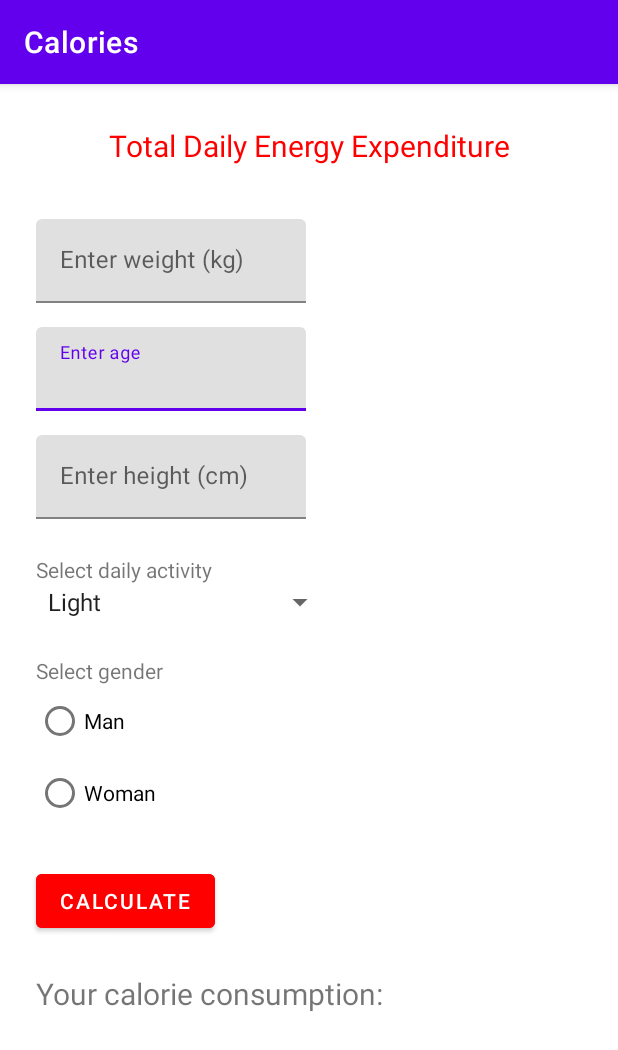
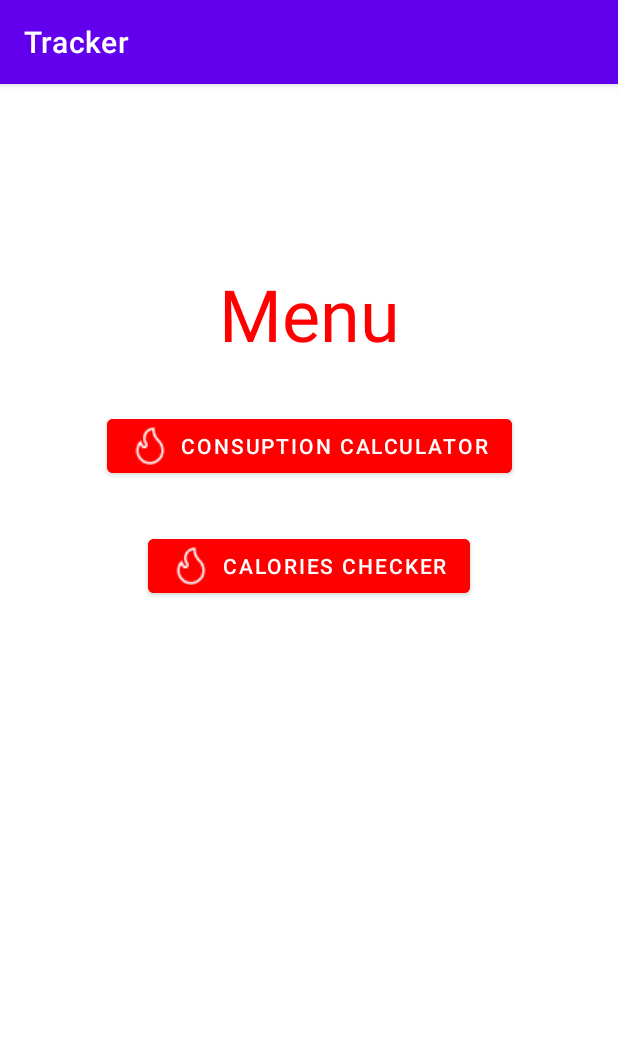
Before and after one commit to 21spo-mobile-project-g8/FitnessApp, an Android app: the HomeActivity screen opened directly, with no data from a screen before it, after a tap on "CALORIES", on a phone screen of 412 x 824 dp. Shown: the top 1050 px of the screen. Run offline under Robolectric (Android 15) with nearby library versions, the phone set to English and light mode, and no system bars.

```diff
--- a/app/build.gradle
+++ b/app/build.gradle
@@ -46,6 +46,7 @@ dependencies {
     implementation 'com.google.firebase:firebase-analytics:21.2.0'
     implementation 'com.google.android.gms:play-services-auth:20.4.1'
 
+    implementation 'com.github.bumptech.glide:glide:4.13.2'
 
     implementation 'androidx.core:core-ktx:1.9.0'
     implementation 'androidx.appcompat:appcompat:1.6.1'
@@ -58,6 +59,7 @@ dependencies {
     androidTestImplementation 'androidx.test.ext:junit:1.1.5'
     androidTestImplementation 'androidx.test.espresso:espresso-core:3.5.1'
 
+
     //RecyclerView Library
     implementation 'androidx.recyclerview:recyclerview:1.3.0'
 
@@ -65,6 +67,7 @@ dependencies {
     implementation 'com.github.bumptech.glide:glide:4.11.0'
 
     //Retrofit Library
+    implementation 'com.google.code.gson:gson:2.8.7'
     implementation 'com.squareup.retrofit2:retrofit:2.9.0'
     implementation 'com.squareup.retrofit2:converter-gson:2.9.0'
     implementation 'androidx.legacy:legacy-support-v4:1.0.0'
--- /dev/null
+++ b/app/src/main/java/com/example/fitnessapp/CaloriesHomeActivity.kt
@@ -0,0 +1,31 @@
+package com.example.fitnessapp
+
+
+import android.content.Intent
+import android.os.Bundle
+import android.widget.*
+import androidx.appcompat.app.AppCompatActivity
+import com.example.fitnessapp.nutritionapi.CheckerActivity
+
+class CaloriesHomeActivity : AppCompatActivity() {
+    override fun onCreate(savedInstanceState: Bundle?) {
+        super.onCreate(savedInstanceState)
+        setContentView(R.layout.activity_calorieshome)
+
+        var caloriesButton : Button = findViewById(R.id.caloriesButton)
+        caloriesButton.setOnClickListener {
+            val intent = Intent(this, CaloriesActivity::class.java).apply{
+
+            }
+            startActivity(intent);
+        }
+
+        var checkerButton : Button = findViewById(R.id.checkerButton)
+        checkerButton.setOnClickListener {
+            val intent = Intent(this, CheckerActivity::class.java).apply{
+
+            }
+            startActivity(intent);
+        }
+    }
+}
--- a/app/src/main/java/com/example/fitnessapp/HomeActivity.kt
+++ b/app/src/main/java/com/example/fitnessapp/HomeActivity.kt
@@ -35,9 +35,9 @@ class HomeActivity : AppCompatActivity() {
             startActivity(intent);
         }
 
-        var caloriesButton : Button = findViewById(R.id.caloriesButton)
-        caloriesButton.setOnClickListener {
-            val intent = Intent(this, CaloriesActivity::class.java).apply{
+        var calorieshomeButton : Button = findViewById(R.id.caloriesButton)
+        calorieshomeButton.setOnClickListener {
+            val intent = Intent(this, CaloriesHomeActivity::class.java).apply{
 
             }
             startActivity(intent);
--- /dev/null
+++ b/app/src/main/java/com/example/fitnessapp/nutritionapi/Nutrition.kt
@@ -0,0 +1,3 @@
+package com.example.fitnessapp.nutritionapi
+
+class Nutrition : ArrayList<NutritionItem>()
--- /dev/null
+++ b/app/src/main/res/layout/activity_calorieshome.xml
@@ -0,0 +1,43 @@
+<?xml version="1.0" encoding="utf-8"?>
+<androidx.constraintlayout.widget.ConstraintLayout xmlns:android="http://schemas.android.com/apk/res/android"
+    xmlns:app="http://schemas.android.com/apk/res-auto"
+    android:layout_width="match_parent"
+    android:layout_height="match_parent">
+
+    <TextView
+        android:id="@+id/textView"
+        android:layout_width="wrap_content"
+        android:layout_height="wrap_content"
+        android:text="Menu"
+        android:textColor="@color/red"
+        android:textSize="48sp"
+        app:layout_constraintBottom_toBottomOf="parent"
+        app:layout_constraintEnd_toEndOf="parent"
+        app:layout_constraintStart_toStartOf="parent"
+        app:layout_constraintTop_toTopOf="parent"
+        app:layout_constraintVertical_bias="0.172" />
+
+    <Button
+        android:id="@+id/caloriesButton"
+        android:layout_width="wrap_content"
+        android:layout_height="wrap_content"
+        android:layout_marginTop="32dp"
+        android:backgroundTint="@color/red"
+        android:drawableLeft="@drawable/icon_calories"
+        android:text="Consuption Calculator"
+        app:layout_constraintEnd_toEndOf="parent"
+        app:layout_constraintStart_toStartOf="parent"
+        app:layout_constraintTop_toBottomOf="@+id/textView" />
+
+    <Button
+        android:id="@+id/checkerButton"
+        android:layout_width="wrap_content"
+        android:layout_height="wrap_content"
+        android:layout_marginTop="32dp"
+        android:backgroundTint="@color/red"
+        android:drawableLeft="@drawable/icon_calories"
+        android:text="Calories Checker"
+        app:layout_constraintEnd_toEndOf="parent"
+        app:layout_constraintStart_toStartOf="parent"
+        app:layout_constraintTop_toBottomOf="@+id/caloriesButton" />
+</androidx.constraintlayout.widget.ConstraintLayout>
--- a/app/src/main/res/layout/activity_food.xml
+++ b/app/src/main/res/layout/activity_food.xml
@@ -11,11 +11,11 @@
         android:layout_width="300dp"
         android:layout_height="50dp"
         android:layout_marginTop="16dp"
+        android:gravity="center"
         android:text="food"
         android:textAllCaps="true"
         android:textColor="@color/red"
         android:textSize="34sp"
-        android:gravity="center"
         app:layout_constraintEnd_toEndOf="parent"
         app:layout_constraintStart_toStartOf="parent"
         app:layout_constraintTop_toTopOf="parent" />
--- a/app/src/main/res/values/strings.xml
+++ b/app/src/main/res/values/strings.xml
@@ -5,12 +5,14 @@
     <string name="enter_weight">Enter weight (kg)</string>
 
     <string name="app_name">FitnessApp</string>
+    <string name="title_activity_checker">Checker</string>
     <string name="title_activity_calories">Calories</string>
     <string name="title_activity_exercise">Exercise</string>
     <string name="title_activity_food">Food</string>
     <string name="title_activity_settings">Settings</string>
     <string name="title_activity_steps">Steps</string>
     <string name="title_activity_tracker">Tracker</string>
+    <string name="title_activity_calorieshome">Calories Menu</string>
     <!-- Strings used for fragments for navigation -->
     <string name="first_fragment_label">First Fragment</string>
     <string name="second_fragment_label">Second Fragment</string>
@@ -33,6 +35,8 @@
     <string name="man">Man</string>
     <string name="woman">Woman</string>
     <string name="consumption">Your calorie consumption:</string>
+    <string name="nutrition">nutrition</string>
+    <string name="tvInfo">calories</string>
     <string name="muscle">muscle</string>
     <string name="title">Title</string>
     <string name="tvMuscle">Muscle</string>
@@ -41,4 +45,6 @@
     <string name="search_hint">search_hint</string>
     <string name="calculate">Calculate</string>
     <string name="calories">Total Daily Energy Expenditure</string>
+    <string name="checker">Check</string>
+    <string name="send_request">Send Request</string>
 </resources>
```
Also changed, not shown: app/src/main/AndroidManifest.xml (+8 -0 lines), app/src/main/java/com/example/fitnessapp/nutritionapi/ApiInterface.kt (added, +12 -0 lines), app/src/main/java/com/example/fitnessapp/nutritionapi/CheckerActivity.kt (added, +94 -0 lines), app/src/main/java/com/example/fitnessapp/nutritionapi/NutritionItem.kt (added, +16 -0 lines), app/src/main/java/com/example/fitnessapp/nutritionapi/RecyclerAdapter.kt (added, +42 -0 lines), app/src/main/res/layout/activity_checker.xml (added, +42 -0 lines), app/src/main/res/layout/nutrition_item.xml (added, +53 -0 lines).
